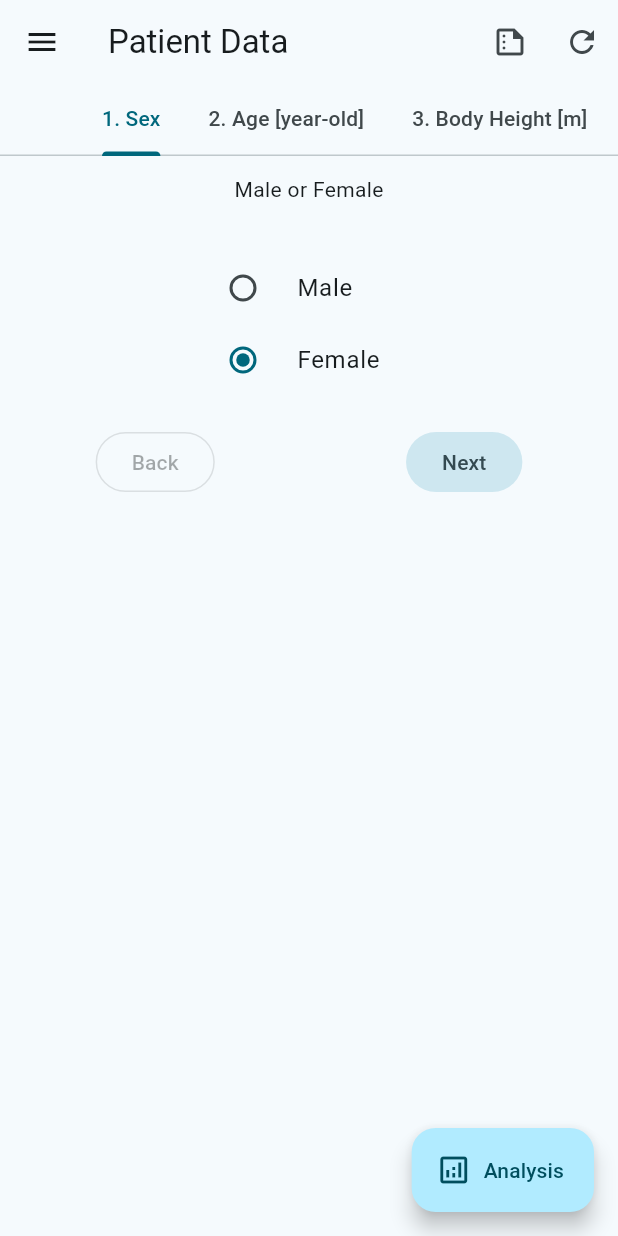
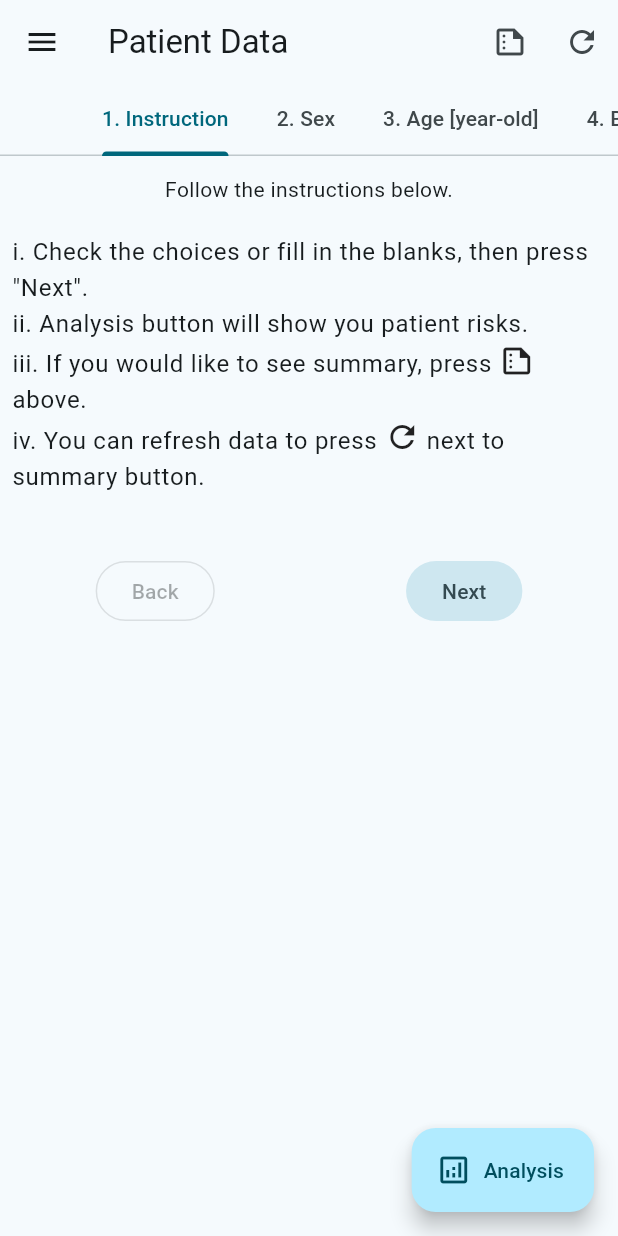
Before and after one commit to studiome/clti_risk, a Flutter app: the screen it shows after launch, on a phone screen of 412 x 824 dp. Run offline on Flutter 3.47's test engine with Material 2 defaults, Android fonts, the phone set to English and light mode, and no system bars; our stand-ins replace package_info_plus.

Commit message:
instruction

```diff
--- a/lib/main.dart
+++ b/lib/main.dart
@@ -1,7 +1,6 @@
 import 'dart:async';
 
 import 'package:flutter/material.dart';
-import 'package:flutter_localizations/flutter_localizations.dart';
 
 import 'models/clinical_data_controller.dart';
 import 'models/patient_data.dart';
@@ -79,14 +78,15 @@ class _AppRootState extends State<AppRoot> {
             //fontFamily: 'Noto Sans JP',
           ),
           themeMode: ThemeMode.system,
-          localizationsDelegates: const [
-            GlobalMaterialLocalizations.delegate,
-            GlobalWidgetsLocalizations.delegate,
-          ],
-          supportedLocales: const [
-            Locale('en'),
-            Locale('ja'),
-          ],
+          //localizationsDelegates: const [
+          //  GlobalMaterialLocalizations.delegate,
+          //  GlobalWidgetsLocalizations.delegate,
+          //  GlobalCupertinoLocalizations.delegate,
+          //],
+          //supportedLocales: const [
+          //  Locale('en'),
+          //  Locale('ja'),
+          //],
           home: ClinicalDataController(
               patientData: pd,
               onRiskCalculated: onRiskCalculated,
--- a/lib/models/question_details.dart
+++ b/lib/models/question_details.dart
@@ -6,6 +6,10 @@ enum Description {
 }
 
 const Map<Questions, Map<Description, String>> questionDetail = {
+  Questions.instruction: {
+    Description.title: 'Instruction',
+    Description.subtitle: 'Follow the instructions below.',
+  },
   Questions.sex: {
     Description.title: 'Sex',
     Description.subtitle: 'Male or Female'
--- a/lib/models/questions.dart
+++ b/lib/models/questions.dart
@@ -1,6 +1,7 @@
 //Questions List definition, also defines list order
 
 enum Questions {
+  instruction, // description
   sex, // boolean
   age, // form
   height, // form
--- /dev/null
+++ b/lib/widgets/instruction_page.dart
@@ -0,0 +1,37 @@
+import 'package:flutter/material.dart';
+
+import '../models/question_details.dart' as detail;
+import '../models/questions.dart';
+import 'question_page.dart';
+
+class InstructionPage extends StatelessWidget {
+  const InstructionPage({super.key});
+
+  @override
+  Widget build(BuildContext context) {
+    final d = detail.questionDetail[Questions.instruction];
+    if (d == null) throw NullThrownError();
+    final String? subtitle = d[detail.Description.subtitle];
+    if (subtitle == null) throw NullThrownError();
+    return QuestionPage(
+      subtitle: subtitle,
+      content: Padding(
+          padding: const EdgeInsets.symmetric(horizontal: 8.0),
+          child: RichText(
+              text: TextSpan(
+            style: Theme.of(context).textTheme.bodyText1,
+            children: const [
+              TextSpan(
+                  text:
+                      'i. Check the choices or fill in the blanks, then press "Next".\nii. Analysis button will show you patient risks.\niii. If you would like to see summary, press '),
+              WidgetSpan(child: Icon(Icons.summarize_outlined)),
+              TextSpan(text: ' above.\niv. You can refresh data to press '),
+              WidgetSpan(child: Icon(Icons.refresh_outlined)),
+              TextSpan(text: ' next to summary button.\n'),
+            ],
+          ))),
+      tabIndex: Questions.instruction.index,
+      tabCount: Questions.values.length,
+    );
+  }
+}
--- a/lib/widgets/patient_data_summary.dart
+++ b/lib/widgets/patient_data_summary.dart
@@ -24,6 +24,7 @@ class PatientDataSummary extends StatelessWidget {
     if (c == null) throw NullThrownError();
     final pd = c.patientData;
     final Map<int, String> data = {
+      Questions.instruction.index: '',
       Questions.sex.index: pd.sex.toString(),
       Questions.age.index: ageController.text,
       Questions.height.index: heightController.text,
@@ -50,6 +51,8 @@ class PatientDataSummary extends StatelessWidget {
       Questions.rutherford.index: pd.rutherford.toString(),
     };
     final Map<int, String> title = {
+      Questions.instruction.index: details
+          .questionDetail[Questions.instruction]![details.Description.title]!,
       Questions.sex.index:
           details.questionDetail[Questions.sex]![details.Description.title]!,
       Questions.age.index:
--- a/lib/widgets/question_form.dart
+++ b/lib/widgets/question_form.dart
@@ -1,4 +1,3 @@
-import 'package:clti_risk/widgets/patient_data_summary.dart';
 import 'package:flutter/material.dart';
 import 'package:package_info_plus/package_info_plus.dart';
 import 'package:url_launcher/url_launcher.dart';
@@ -21,9 +20,11 @@ import 'dl_question_page.dart';
 import 'fever_question_page.dart';
 import 'fp_question_page.dart';
 import 'height_question_page.dart';
+import 'instruction_page.dart';
 import 'local_infection_question_page.dart';
 import 'malingnant_question_page.dart';
 import 'other_vascular_question_page.dart';
+import 'patient_data_summary.dart';
 import 'question_binder.dart';
 import 'rutherford_question_page.dart';
 import 'sex_question_page.dart';
@@ -55,6 +56,7 @@ class QuestionForm extends StatelessWidget {
   @override
   Widget build(BuildContext context) {
     final Map<int, Widget> pageList = {
+      Questions.instruction.index: const InstructionPage(),
       Questions.sex.index: const SexQuestionPage(),
       Questions.age.index: AgeQuestionPage(controller: ageController),
       Questions.height.index: HeightQuestionPage(controller: heightController),
@@ -87,6 +89,8 @@ class QuestionForm extends StatelessWidget {
     };
 
     final Map<int, String> titleList = {
+      Questions.instruction.index: details
+          .questionDetail[Questions.instruction]![details.Description.title]!,
       Questions.sex.index:
           details.questionDetail[Questions.sex]![details.Description.title]!,
       Questions.age.index:
--- a/pubspec.yaml
+++ b/pubspec.yaml
@@ -17,7 +17,7 @@ publish_to: 'none' # Remove this line if you wish to publish to pub.dev
 # https://developer.apple.com/library/archive/documentation/General/Reference/InfoPlistKeyReference/Articles/CoreFoundationKeys.html
 # In Windows, build-name is used as the major, minor, and patch parts
 # of the product and file versions while build-number is used as the build suffix.
-version: 0.6.2+2
+version: 0.6.3+1
 
 environment:
   sdk: '>=2.18.2 <3.0.0'
```
